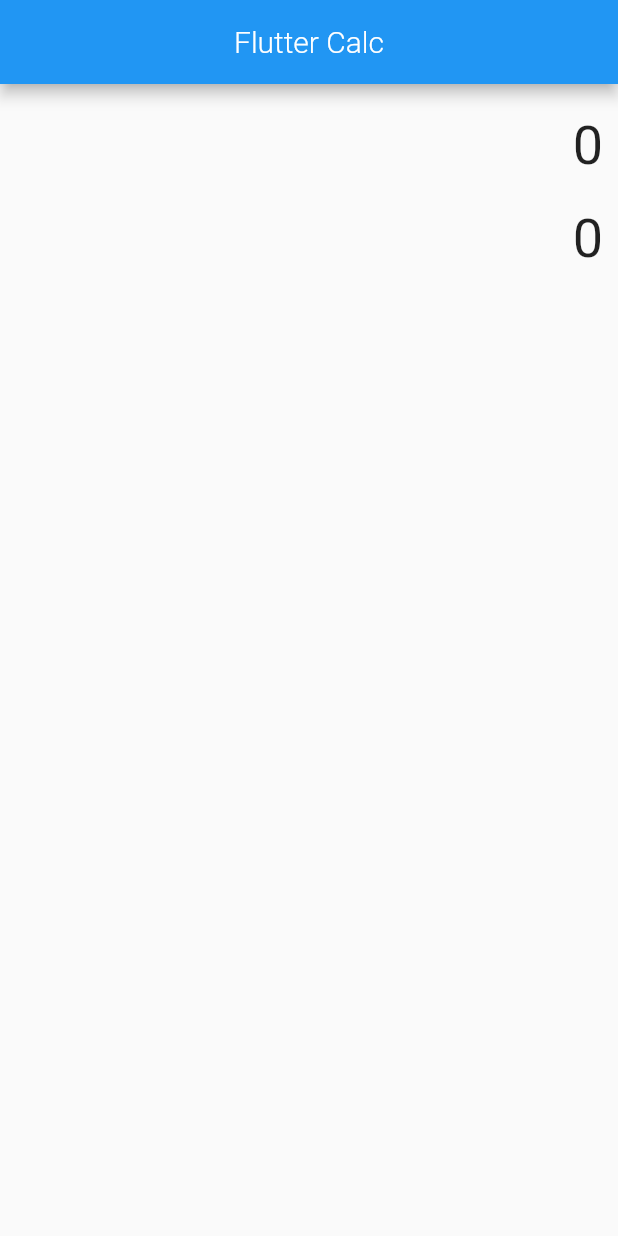
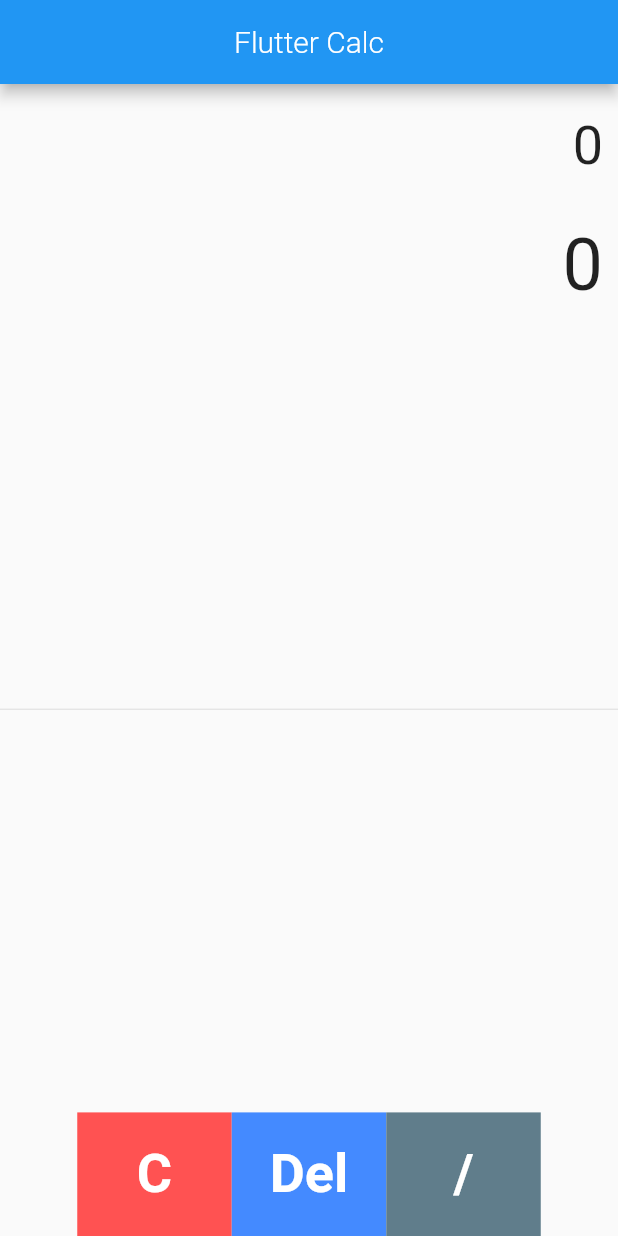
Before and after one commit to itsMike05/Flutter-Calc, a Flutter app: the screen it shows after launch, on a phone screen of 412 x 824 dp. Run offline on Flutter 3.47's test engine with Material 2 defaults, Android fonts, the phone set to English and light mode, and no system bars.

Commit message:
Created a buildButton Widget

```diff
--- a/lib/main.dart
+++ b/lib/main.dart
@@ -26,6 +26,23 @@ class SimpleCalc extends StatefulWidget {
 }
 
 class _SimpleCalcState extends State<SimpleCalc> {
+  Widget buildButton(
+      String buttonText, double buttonHeight, Color buttonColor) {
+    return Container(
+      // Covering 10% of the device's height
+      height: MediaQuery.of(context).size.height * 0.1 * buttonHeight,
+      color: buttonColor,
+      child: TextButton(
+        onPressed: null,
+        child: Text(buttonText,
+            style: TextStyle(
+                fontWeight: FontWeight.bold,
+                fontSize: 36,
+                color: Colors.white)),
+      ),
+    );
+  }
+
   @override
   Widget build(BuildContext context) {
     return Scaffold(
@@ -43,16 +60,37 @@ class _SimpleCalcState extends State<SimpleCalc> {
             padding: const EdgeInsets.fromLTRB(10, 20, 10, 0),
             child: const Text(
               "0",
-              style: TextStyle(fontSize: 36),
+              style: TextStyle(fontSize: 36.0),
             ),
           ),
           Container(
             alignment: Alignment.centerRight,
-            padding: const EdgeInsets.fromLTRB(10, 20, 10, 0),
+            padding: const EdgeInsets.fromLTRB(10, 30, 10, 0),
             child: const Text(
               "0",
-              style: TextStyle(fontSize: 36),
+              style: TextStyle(fontSize: 48.0),
             ),
+          ),
+          const Expanded(child: Divider()),
+          Row(
+            mainAxisAlignment: MainAxisAlignment.center,
+            children: <Widget>[
+              Container(
+                // Covering 75% of the device's width
+                width: MediaQuery.of(context).size.width * 0.75,
+                child: Table(
+                  children: [
+                    TableRow(
+                      children: [
+                        buildButton("C", 1, Colors.redAccent),
+                        buildButton("Del", 1, Colors.blueAccent),
+                        buildButton("/", 1, Colors.blueGrey)
+                      ],
+                    ),
+                  ],
+                ),
+              ),
+            ],
           ),
         ],
       ),
```
